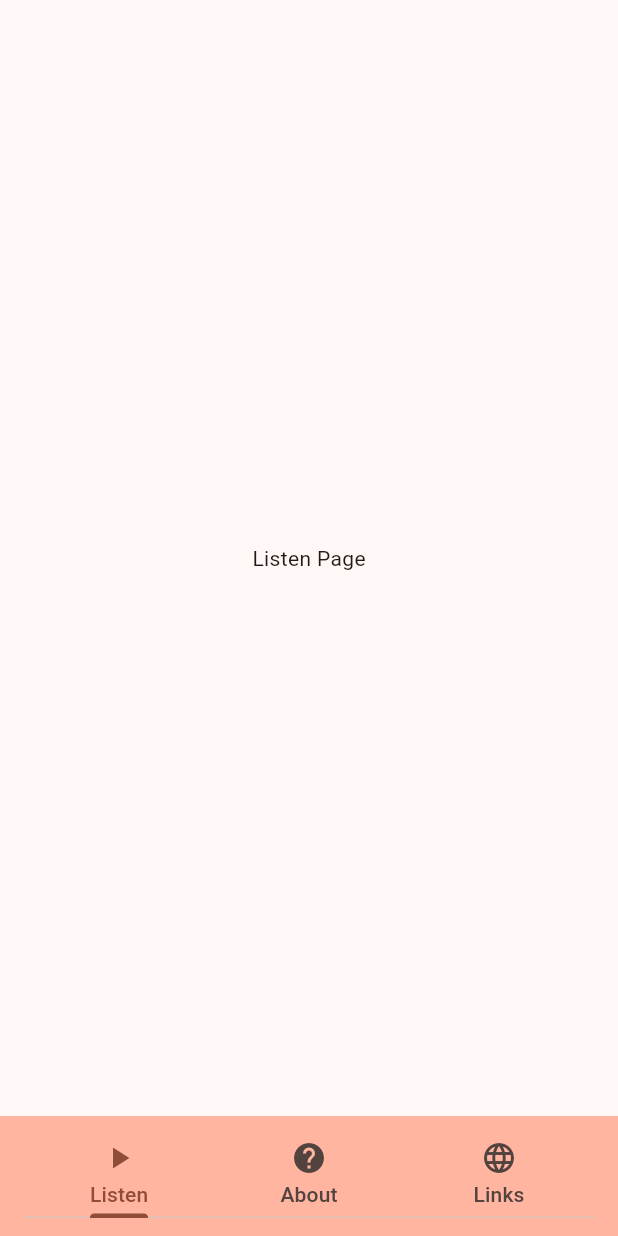
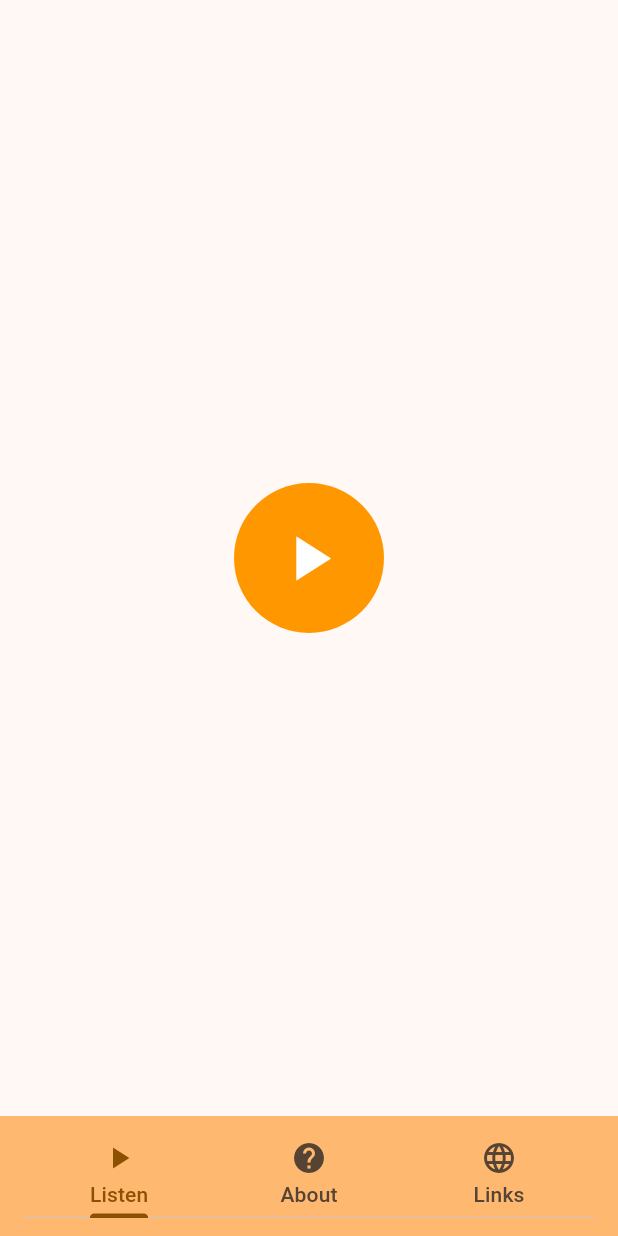
Before and after one commit to YthingLLC/ything_radio, a Flutter app: the screen it shows after launch, on a phone screen of 412 x 824 dp. Run offline on Flutter 3.47's test engine with Material 3 defaults, Android fonts, the phone set to English and light mode, and no system bars.

Commit message:
listen tab initial layout

```diff
--- a/lib/Listen.dart
+++ b/lib/Listen.dart
@@ -6,7 +6,44 @@ class Listen extends StatelessWidget {
   @override
   Widget build(BuildContext context) {
     return const Center(
-      child: Text("Listen Page"),
+      child: PlayControls(),
     );
   }
 }
+
+class PlayControls extends StatefulWidget {
+  const PlayControls({super.key});
+
+  @override
+  State<PlayControls> createState() => _PlayControlsState();
+}
+
+class _PlayControlsState extends State<PlayControls> {
+  bool isPlaying = false;
+
+  @override
+  Widget build(BuildContext context) {
+    return ClipOval(
+      child: Material(
+        color: Theme.of(context).colorScheme.primaryContainer,
+        child: InkWell(
+          splashColor: Theme.of(context).colorScheme.onPrimaryContainer,
+          onTap: () {
+            setState(() {
+              isPlaying = !isPlaying;
+            });
+          },
+          child: SizedBox(
+            width: 100,
+            height: 100,
+            child: Icon(
+              isPlaying ? Icons.stop : Icons.play_arrow,
+              color: Colors.white,
+              size: 50,
+            ),
+          ),
+        ),
+      ),
+    );
+  }
+}
--- a/lib/YthingRadio.dart
+++ b/lib/YthingRadio.dart
@@ -11,7 +11,10 @@ class YthingRadio extends StatelessWidget {
     return MaterialApp(
       title: 'Ything Radio',
       theme: ThemeData(
-        colorScheme: ColorScheme.fromSeed(seedColor: Colors.deepOrange),
+        colorScheme: ColorScheme.fromSeed(
+          seedColor: Colors.orange,
+          dynamicSchemeVariant: DynamicSchemeVariant.fidelity,
+        ),
         useMaterial3: true,
       ),
       home: const HomePage(title: 'Ything Radio'),
```
